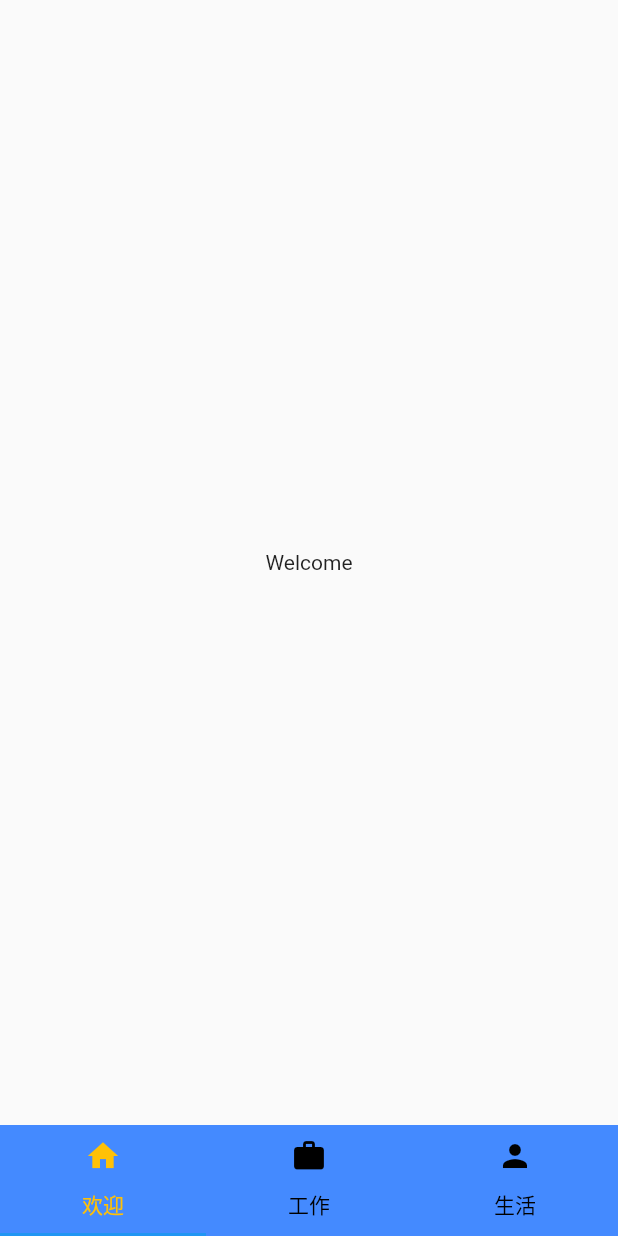
After one commit to exalexday/alexhomepage, a Flutter app: the screen it shows after launch, on a phone screen of 412 x 824 dp. The commit adds this screen. Run offline on Flutter 3.47's test engine with Material 2 defaults, Android fonts, the phone set to English and light mode, and no system bars.

Commit message:
update name

```diff
--- a/lib/main.dart
+++ b/lib/main.dart
@@ -1,7 +1,7 @@
 import 'package:flutter/material.dart';
-import './pages/MyTab.dart';
-import './pages/NotificationTab.dart';
-import './pages/ApplyTab.dart';
+import './pages/LifeTab.dart';
+import './pages/WelcomeTab.dart';
+import './pages/WorkTab.dart';
 
 void main(){
   runApp(
@@ -40,10 +40,9 @@ class _HomePageState extends State<HomePage> with SingleTickerProviderStateMixin
       body: new TabBarView(
         controller: tabcontroller,
         children: <Widget>[
-          //创建之前写好的三个页面，万物皆是Widget
-          new NotificationTab(),
-          new ApplyTab(),
-          new MyTab(),
+          new WelcomeTab(),
+          new WorkTab(),
+          new LifeTab(),
         ],
       ),
       bottomNavigationBar: new Material(
@@ -52,9 +51,9 @@ class _HomePageState extends State<HomePage> with SingleTickerProviderStateMixin
         child: new TabBar(
           controller: tabcontroller,
           tabs: <Tab>[
-            new Tab(text: "通知",icon: new Icon(Icons.notifications_active)),
-            new Tab(text: "申请",icon: new Icon(Icons.accessibility)),
-            new Tab(text: "我的",icon: new Icon(Icons.home)),
+            new Tab(text: "欢迎",icon: new Icon(Icons.home)),
+            new Tab(text: "工作",icon: new Icon(Icons.work)),
+            new Tab(text: "生活",icon: new Icon(Icons.person)),
           ],
           //tab被选中时的颜色，设置之后选中的时候，icon和text都会变色
           labelColor: Colors.amber,
--- /dev/null
+++ b/lib/pages/WelcomeTab.dart
@@ -0,0 +1,20 @@
+import 'package:flutter/material.dart';
+
+class WelcomeTab extends StatefulWidget {
+  @override
+  _WelcomeTab createState() => _WelcomeTab();
+}
+
+class _WelcomeTab extends State<WelcomeTab> {
+  @override
+  Widget build(BuildContext context) {
+    return new Scaffold(
+      // appBar: new AppBar(
+      //   title: new Text('欢迎'),
+      // ),
+      body: new Center(
+        child: new Text('Welcome'),
+      ),
+    );
+  }
+}
```
Also changed, not shown: lib/pages/LifeTab.dart (renamed from lib/pages/ApplyTab.dart, +5 -5 lines), lib/pages/NotificationTab.dart (deleted, +0 -20 lines), lib/pages/WorkTab.dart (renamed from lib/pages/MyTab.dart, +5 -5 lines).
